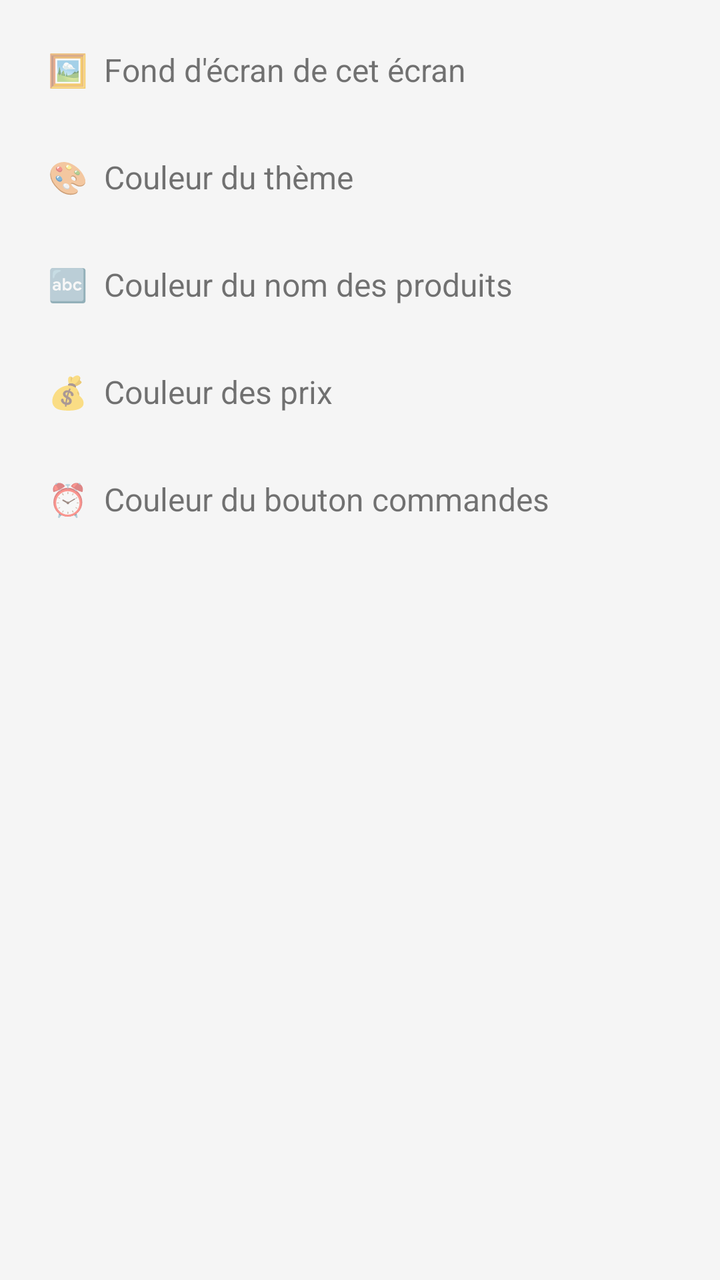
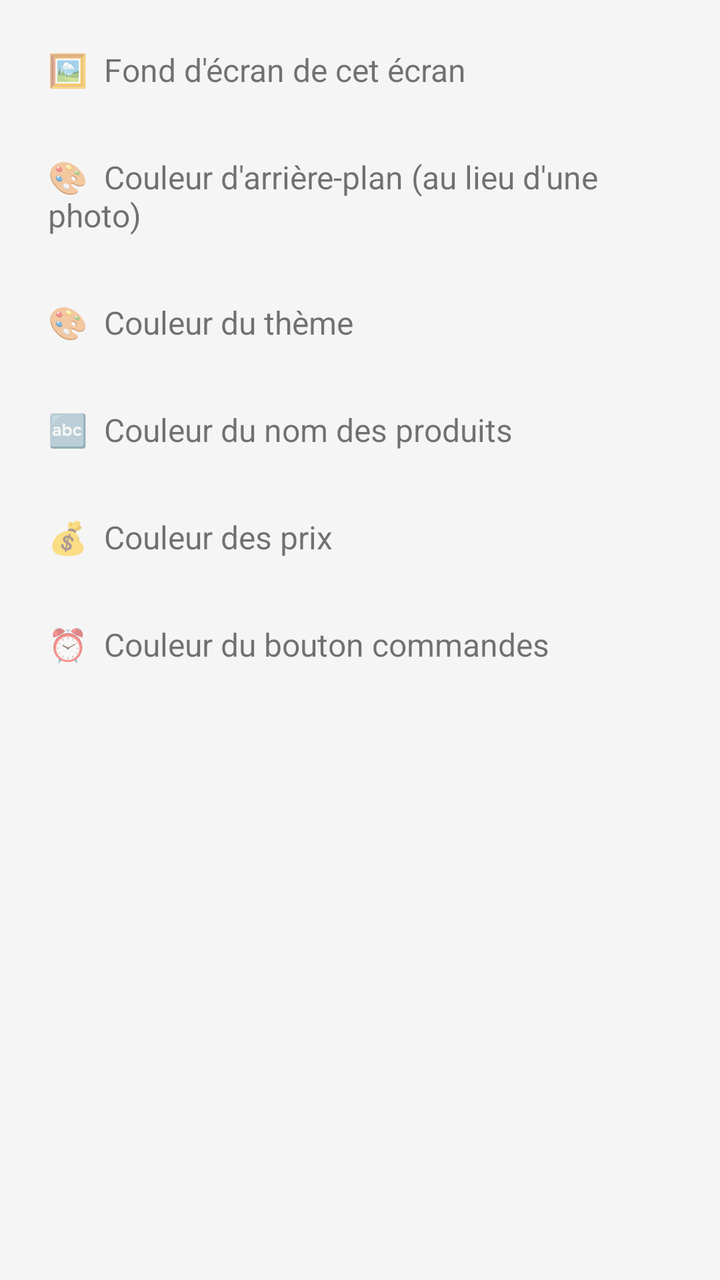

Compare the two renders of this Android layout. The source of the first and the diff that turns it into the second are given below.
<!-- AndroidManifest.xml: application theme Theme.MonStock -->
<!-- res/layout/dialog_settings.xml -->
<?xml version="1.0" encoding="utf-8"?>
<LinearLayout xmlns:android="http://schemas.android.com/apk/res/android"
    android:layout_width="match_parent"
    android:layout_height="wrap_content"
    android:orientation="vertical"
    android:padding="8dp">

    <TextView
        android:id="@+id/optBackground"
        android:layout_width="match_parent"
        android:layout_height="wrap_content"
        android:text="🖼  Fond d'écran de cet écran"
        android:textSize="16sp"
        android:padding="16dp" />

    <TextView
        android:id="@+id/optTheme"
        android:layout_width="match_parent"
        android:layout_height="wrap_content"
        android:text="🎨  Couleur du thème"
        android:textSize="16sp"
        android:padding="16dp" />

    <TextView
        android:id="@+id/optNameColor"
        android:layout_width="match_parent"
        android:layout_height="wrap_content"
        android:text="🔤  Couleur du nom des produits"
        android:textSize="16sp"
        android:padding="16dp" />

    <TextView
        android:id="@+id/optPriceColor"
        android:layout_width="match_parent"
        android:layout_height="wrap_content"
        android:text="💰  Couleur des prix"
        android:textSize="16sp"
        android:padding="16dp" />

    <TextView
        android:id="@+id/optOrdersColor"
        android:layout_width="match_parent"
        android:layout_height="wrap_content"
        android:text="⏰  Couleur du bouton commandes"
        android:textSize="16sp"
        android:padding="16dp" />

</LinearLayout>
<!-- resources referenced by this layout -->
<resources>
  <style name="Theme.MonStock" parent="Theme.MaterialComponents.DayNight.NoActionBar">
          <item name="colorPrimary">@color/primary</item>
          <item name="colorPrimaryDark">@color/primary_dark</item>
          <item name="colorAccent">@color/accent</item>
          <item name="android:windowBackground">@color/background</item>
      </style>
  <color name="primary">#1565C0</color>
  <color name="primary_dark">#0D47A1</color>
  <color name="accent">#43A047</color>
  <color name="background">#F5F5F5</color>
</resources>

<!-- the commit's change to res/layout/dialog_settings.xml (unified diff, before → after) -->
@@ -10,6 +10,14 @@
         android:layout_width="match_parent"
         android:layout_height="wrap_content"
         android:text="🖼  Fond d'écran de cet écran"
+        android:textSize="16sp"
+        android:padding="16dp" />
+
+    <TextView
+        android:id="@+id/optBackgroundColor"
+        android:layout_width="match_parent"
+        android:layout_height="wrap_content"
+        android:text="🎨  Couleur d'arrière-plan (au lieu d'une photo)"
         android:textSize="16sp"
         android:padding="16dp" />
 
